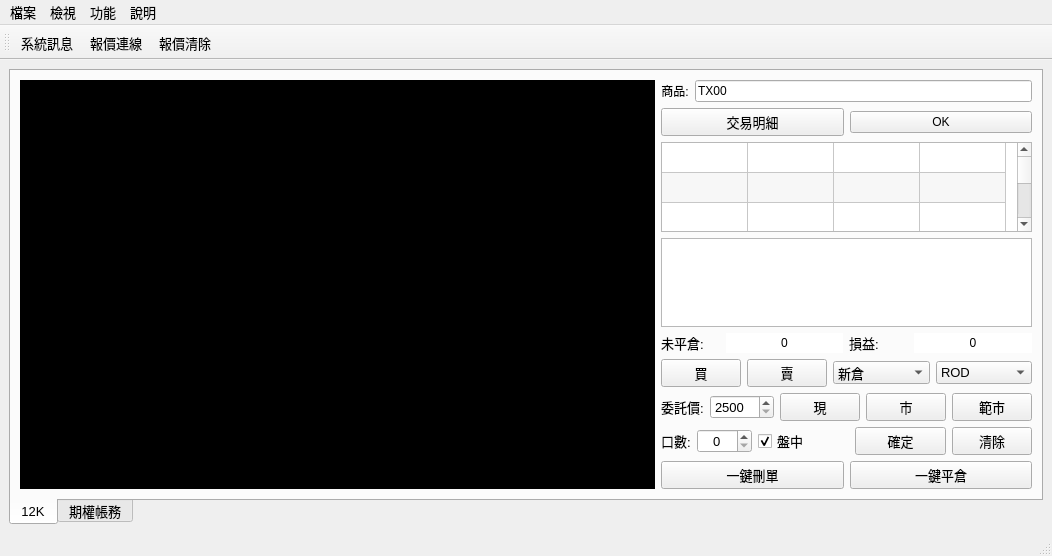
clamgee/python-code, file APIver2/UI/MainWindow.ui: the form before one commit.
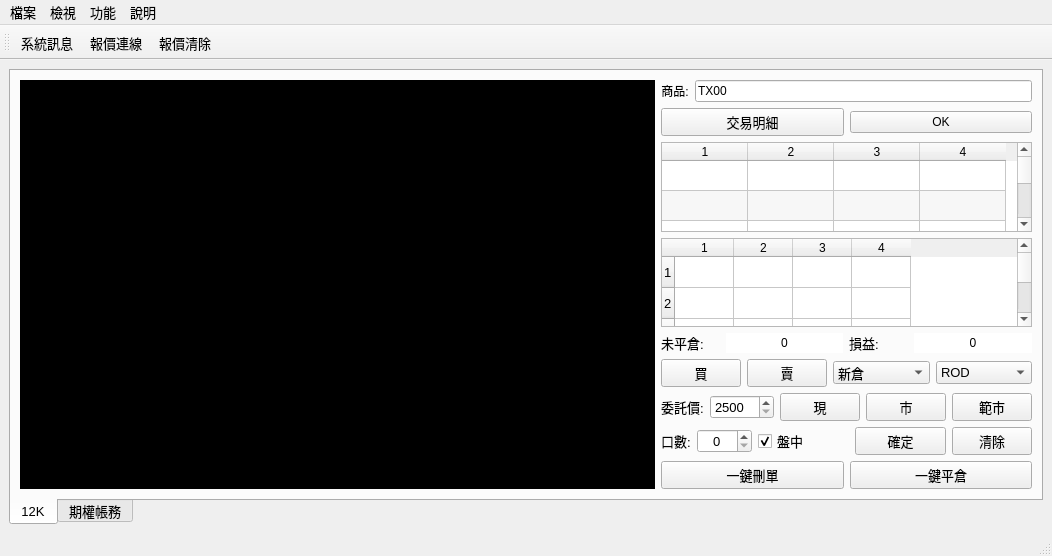
The form after the commit. Custom widgets are drawn as their Qt base class.

What changed in the file:
```diff
--- a/APIver2/UI/MainWindow.ui
+++ b/APIver2/UI/MainWindow.ui
@@ -127,7 +127,7 @@
                <number>4</number>
               </property>
               <attribute name="horizontalHeaderVisible">
-               <bool>false</bool>
+               <bool>true</bool>
               </attribute>
               <attribute name="horizontalHeaderCascadingSectionResizes">
                <bool>true</bool>
@@ -160,7 +160,61 @@
              </widget>
             </item>
             <item>
-             <widget class="QTableWidget" name="MPTable"/>
+             <widget class="QTableWidget" name="MPTable">
+              <property name="rowCount">
+               <number>4</number>
+              </property>
+              <property name="columnCount">
+               <number>4</number>
+              </property>
+              <attribute name="horizontalHeaderVisible">
+               <bool>true</bool>
+              </attribute>
+              <attribute name="horizontalHeaderCascadingSectionResizes">
+               <bool>true</bool>
+              </attribute>
+              <attribute name="horizontalHeaderDefaultSectionSize">
+               <number>59</number>
+              </attribute>
+              <attribute name="horizontalHeaderMinimumSectionSize">
+               <number>10</number>
+              </attribute>
+              <attribute name="verticalHeaderVisible">
+               <bool>true</bool>
+              </attribute>
+              <attribute name="verticalHeaderCascadingSectionResizes">
+               <bool>true</bool>
+              </attribute>
+              <attribute name="verticalHeaderDefaultSectionSize">
+               <number>31</number>
+              </attribute>
+              <attribute name="verticalHeaderMinimumSectionSize">
+               <number>10</number>
+              </attribute>
+              <row/>
+              <row/>
+              <row/>
+              <row/>
+              <column/>
+              <column/>
+              <column/>
+              <column/>
+              <item row="0" column="0">
+               <property name="text">
+                <string/>
+               </property>
+              </item>
+              <item row="1" column="0">
+               <property name="text">
+                <string/>
+               </property>
+              </item>
+              <item row="2" column="0">
+               <property name="text">
+                <string/>
+               </property>
+              </item>
+             </widget>
             </item>
             <item>
              <layout class="QHBoxLayout" name="horizontalLayout" stretch="1,2,1,2">
```
